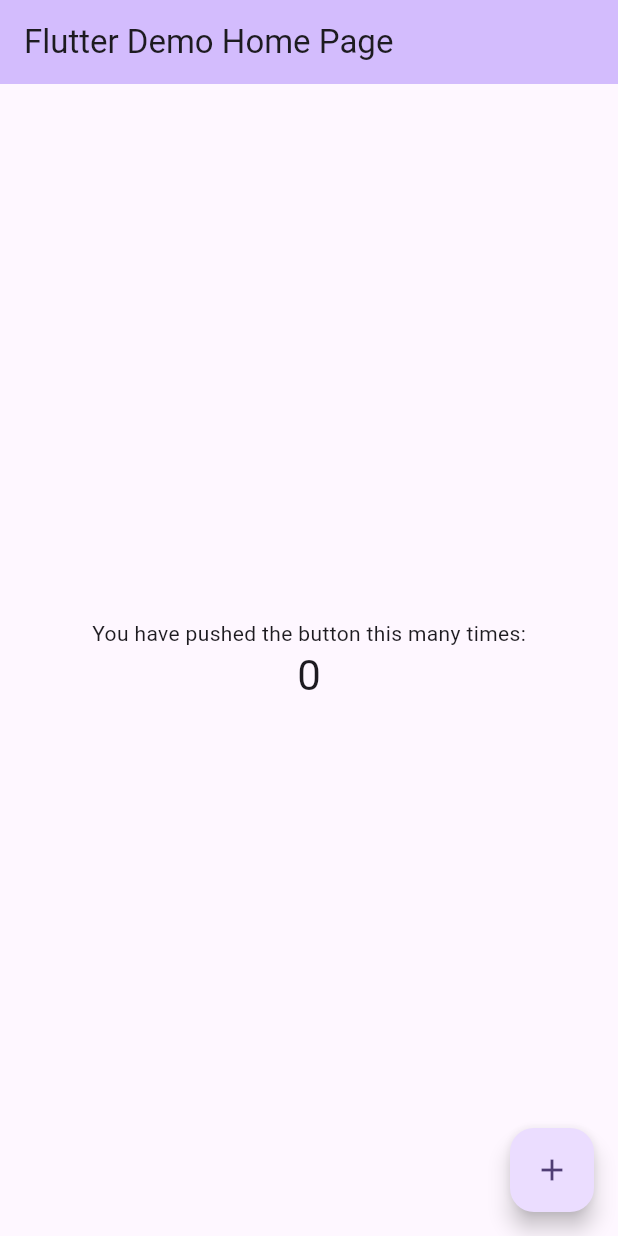
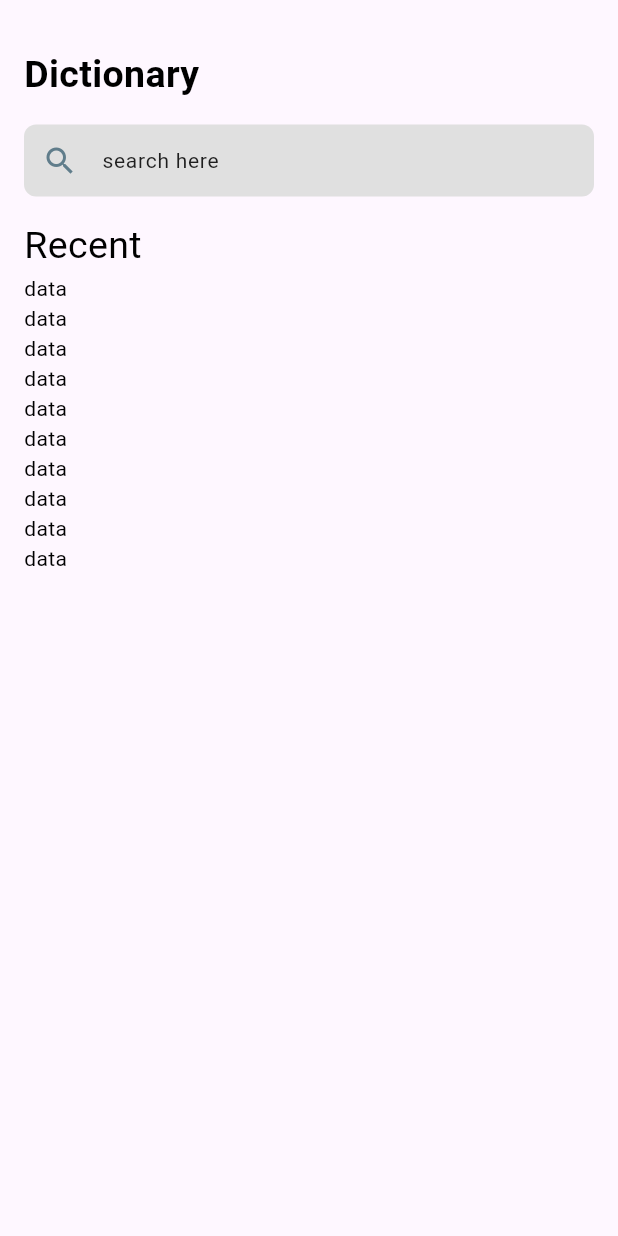
Before and after one commit to ssbateni/dictionaryClean, a Flutter app: the screen it shows after launch, on a phone screen of 412 x 824 dp. Run offline on Flutter 3.47's test engine with Material 2 defaults, Android fonts, the phone set to English and light mode, and no system bars.

Commit message:
update ignore

```diff
--- a/lib/main.dart
+++ b/lib/main.dart
@@ -11,115 +11,71 @@ class MyApp extends StatelessWidget {
   @override
   Widget build(BuildContext context) {
     return MaterialApp(
+      debugShowCheckedModeBanner: false,
       title: 'Flutter Demo',
       theme: ThemeData(
-        // This is the theme of your application.
-        //
-        // TRY THIS: Try running your application with "flutter run". You'll see
-        // the application has a blue toolbar. Then, without quitting the app,
-        // try changing the seedColor in the colorScheme below to Colors.green
-        // and then invoke "hot reload" (save your changes or press the "hot
-        // reload" button in a Flutter-supported IDE, or press "r" if you used
-        // the command line to start the app).
-        //
-        // Notice that the counter didn't reset back to zero; the application
-        // state is not lost during the reload. To reset the state, use hot
-        // restart instead.
-        //
-        // This works for code too, not just values: Most code changes can be
-        // tested with just a hot reload.
-        colorScheme: ColorScheme.fromSeed(seedColor: Colors.deepPurple),
-        useMaterial3: true,
+        useMaterial3: true, colorScheme: ColorScheme.fromSeed(seedColor: Colors.deepPurple).copyWith(background: Colors.grey.shade100)
       ),
-      home: const MyHomePage(title: 'Flutter Demo Home Page'),
+      home: const MyHomePage(),
     );
   }
 }
 
-class MyHomePage extends StatefulWidget {
-  const MyHomePage({super.key, required this.title});
-
-  // This widget is the home page of your application. It is stateful, meaning
-  // that it has a State object (defined below) that contains fields that affect
-  // how it looks.
-
-  // This class is the configuration for the state. It holds the values (in this
-  // case the title) provided by the parent (in this case the App widget) and
-  // used by the build method of the State. Fields in a Widget subclass are
-  // always marked "final".
-
-  final String title;
-
-  @override
-  State<MyHomePage> createState() => _MyHomePageState();
-}
-
-class _MyHomePageState extends State<MyHomePage> {
-  int _counter = 0;
-
-  void _incrementCounter() {
-    setState(() {
-      // This call to setState tells the Flutter framework that something has
-      // changed in this State, which causes it to rerun the build method below
-      // so that the display can reflect the updated values. If we changed
-      // _counter without calling setState(), then the build method would not be
-      // called again, and so nothing would appear to happen.
-      _counter++;
-    });
-  }
+class MyHomePage extends StatelessWidget {
+  const MyHomePage({super.key});
 
   @override
   Widget build(BuildContext context) {
-    // This method is rerun every time setState is called, for instance as done
-    // by the _incrementCounter method above.
-    //
-    // The Flutter framework has been optimized to make rerunning build methods
-    // fast, so that you can just rebuild anything that needs updating rather
-    // than having to individually change instances of widgets.
-    return Scaffold(
-      appBar: AppBar(
-        // TRY THIS: Try changing the color here to a specific color (to
-        // Colors.amber, perhaps?) and trigger a hot reload to see the AppBar
-        // change color while the other colors stay the same.
-        backgroundColor: Theme.of(context).colorScheme.inversePrimary,
-        // Here we take the value from the MyHomePage object that was created by
-        // the App.build method, and use it to set our appbar title.
-        title: Text(widget.title),
-      ),
-      body: Center(
-        // Center is a layout widget. It takes a single child and positions it
-        // in the middle of the parent.
-        child: Column(
-          // Column is also a layout widget. It takes a list of children and
-          // arranges them vertically. By default, it sizes itself to fit its
-          // children horizontally, and tries to be as tall as its parent.
-          //
-          // Column has various properties to control how it sizes itself and
-          // how it positions its children. Here we use mainAxisAlignment to
-          // center the children vertically; the main axis here is the vertical
-          // axis because Columns are vertical (the cross axis would be
-          // horizontal).
-          //
-          // TRY THIS: Invoke "debug painting" (choose the "Toggle Debug Paint"
-          // action in the IDE, or press "p" in the console), to see the
-          // wireframe for each widget.
-          mainAxisAlignment: MainAxisAlignment.center,
-          children: <Widget>[
-            const Text(
-              'You have pushed the button this many times:',
-            ),
-            Text(
-              '$_counter',
-              style: Theme.of(context).textTheme.headlineMedium,
-            ),
-          ],
-        ),
-      ),
-      floatingActionButton: FloatingActionButton(
-        onPressed: _incrementCounter,
-        tooltip: 'Increment',
-        child: const Icon(Icons.add),
-      ), // This trailing comma makes auto-formatting nicer for build methods.
-    );
+    return  SafeArea(
+        child: Scaffold(
+          body: SingleChildScrollView(
+            padding: EdgeInsets.symmetric(vertical: 32,horizontal: 16),
+            child: Column(
+            mainAxisAlignment: MainAxisAlignment.center,
+            crossAxisAlignment: CrossAxisAlignment.start,
+            children: [
+              const Text("Dictionary",
+              style: TextStyle(fontSize: 25,fontWeight: FontWeight.w600,color: Colors.black,
+              ),),
+              const SizedBox(height: 15,),
+              TextField(
+                decoration: InputDecoration(
+                  border: const OutlineInputBorder(
+                    borderRadius: BorderRadius.all(Radius.circular(8)),
+                    borderSide: BorderSide.none
+                  ),
+                  contentPadding: EdgeInsets.zero,
+                  filled: true,
+                  fillColor: Colors.grey.shade300,
+                  prefixIcon: Icon(Icons.search,color: Colors.blueGrey,),
+                  hintText: "search here",
+                  hintStyle: TextStyle(fontSize: 14,fontWeight: FontWeight.w400,color: Colors.black87)
+                ),
+
+              ),
+              const SizedBox(height: 15,),
+              const Text("Recent",
+                style: TextStyle(fontSize: 25,color: Colors.black,
+                ),),
+              Column(
+                children: recentItem(),
+              )
+
+
+
+            ],
+          ),
+        )
+    ));
+  }
+
+  List <Widget> recentItem() {
+    List <Widget> items = [];
+    for(int i=0 ; i<10;i++){
+      items.add(Text("data",style: TextStyle(
+        color: Colors.black,fontSize: 14,fontWeight: FontWeight.w400
+      ),),);
+    }
+    return items;
   }
 }
```
Also changed, not shown: 1 other file.
